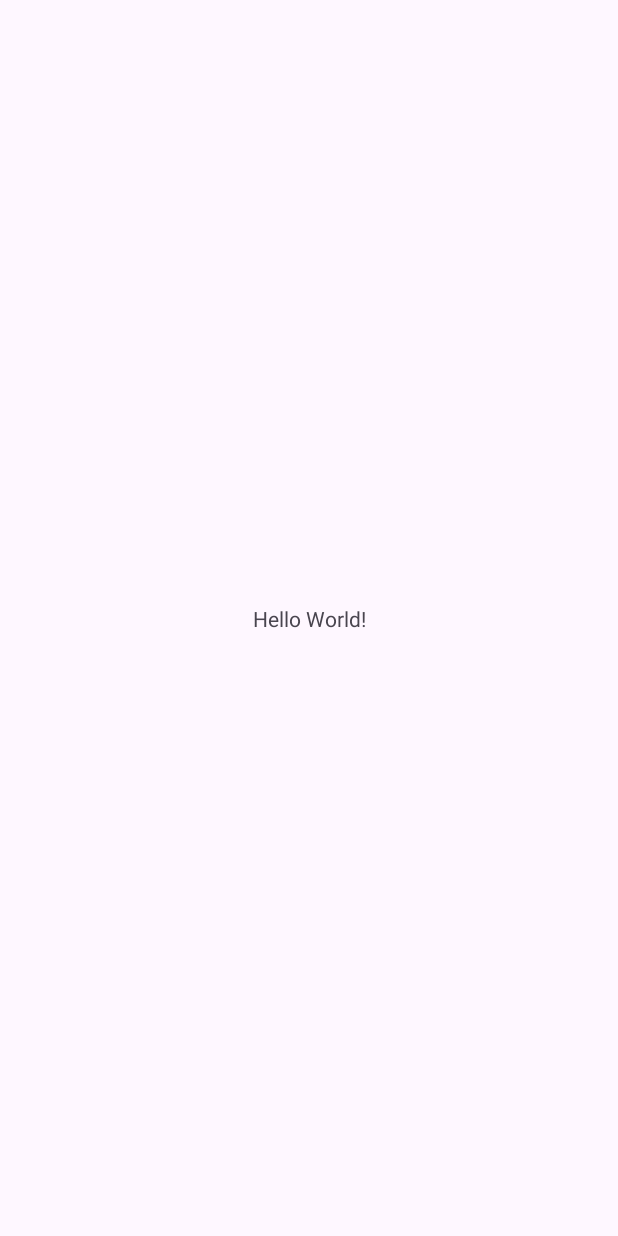
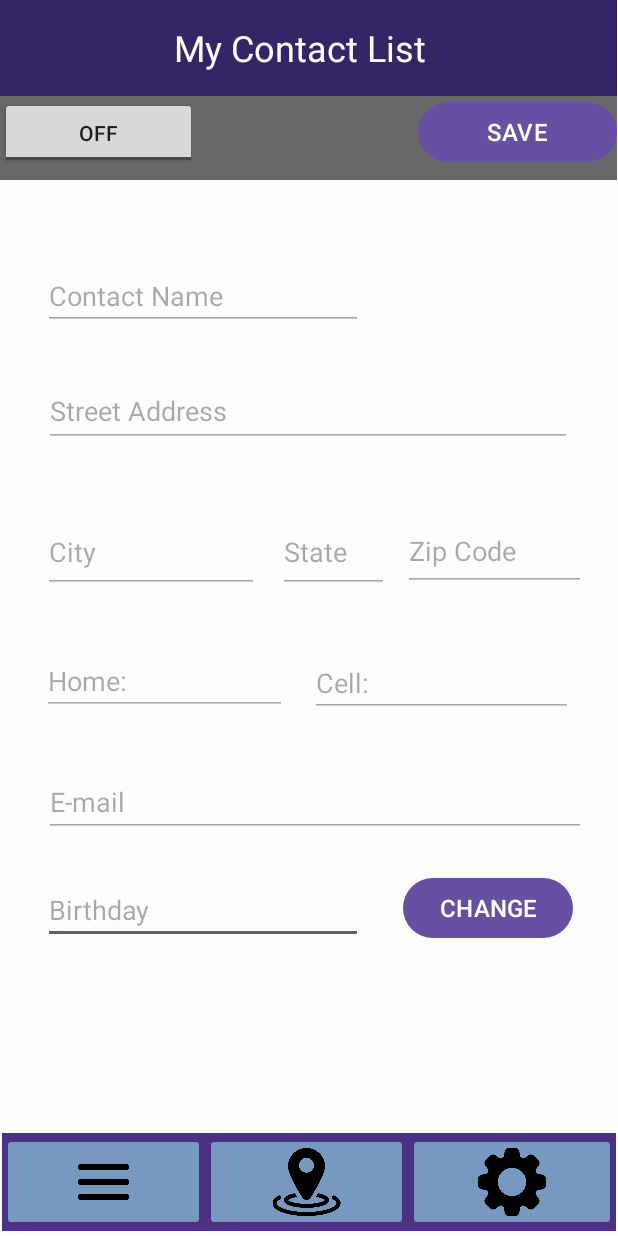
Before and after one commit to etimethedime/MobileAppProject2, an Android app: the screen it shows after launch (MainActivity before the commit, Chapter4_MyContactsActivity after it), on a phone screen of 412 x 824 dp. Before the commit the screen is almost empty. Run offline under Robolectric (Android 15) with nearby library versions, the phone set to English and light mode, and no system bars.

Commit message:
chapter 4 working

```diff
--- a/app/src/main/java/com/example/chapterproject/Chapter4_MyContactsActivity.java
+++ b/app/src/main/java/com/example/chapterproject/Chapter4_MyContactsActivity.java
@@ -1,6 +1,10 @@
 package com.example.chapterproject;
 
+import android.content.Intent;
 import android.os.Bundle;
+import android.widget.EditText;
+import android.widget.ImageButton;
+import android.widget.ToggleButton;
 
 import androidx.activity.EdgeToEdge;
 import androidx.appcompat.app.AppCompatActivity;
@@ -20,7 +24,68 @@ public class Chapter4_MyContactsActivity extends AppCompatActivity {
             v.setPadding(systemBars.left, systemBars.top, systemBars.right, systemBars.bottom);
             return insets;
         });
+
+        initContactListButton();
+        initMapButton();
+        initSettingsButton();
+        initToggleButton();
+        setForEditing(false);
+
     }
 
+    private void initContactListButton() {
+        ImageButton contactListButton = findViewById(R.id.contactListButton);
+        contactListButton.setOnClickListener(v -> {
+            Intent listIntent = new Intent(Chapter4_MyContactsActivity.this, Chapter4_ContactListActivity.class);
+            listIntent.setFlags(Intent.FLAG_ACTIVITY_CLEAR_TOP);
+            startActivity(listIntent);
+        });
+    }
+    private void initMapButton() {
+        ImageButton mapButton = findViewById(R.id.contactMapButton);
+        mapButton.setOnClickListener(v -> {
+            Intent listIntent = new Intent(Chapter4_MyContactsActivity.this, Chapter4_MapActivity.class);
+            listIntent.setFlags(Intent.FLAG_ACTIVITY_CLEAR_TOP);
+            startActivity(listIntent);
+        });
+    }
+    private void initSettingsButton() {
+        ImageButton settingsButton = findViewById(R.id.contactSettingsButton);
+        settingsButton.setOnClickListener(v -> {
+            Intent listIntent = new Intent(Chapter4_MyContactsActivity.this, Chapter4_SettingsActivity.class);
+            listIntent.setFlags(Intent.FLAG_ACTIVITY_CLEAR_TOP);
+            startActivity(listIntent);
+        });
+    }
 
+    private void initToggleButton() {
+        ToggleButton toggleButton = findViewById(R.id.onOffButton);
+        toggleButton.setOnClickListener(v -> {
+            setForEditing(toggleButton.isChecked());
+        });
+    }
+    private void setForEditing(boolean enabled) {
+       EditText editName = findViewById(R.id.nameText);
+       EditText editStreet = findViewById(R.id.streetText);
+       EditText editCity = findViewById(R.id.cityText);
+       EditText editState = findViewById(R.id.stateText);
+       EditText editZipcode = findViewById(R.id.zipcodeText);
+       EditText editCell = findViewById(R.id.cellNumberText);
+       EditText editHome = findViewById(R.id.homePhoneText);
+       EditText editEmail = findViewById(R.id.emailText);
+
+       editName.setEnabled(enabled);
+       editStreet.setEnabled(enabled);
+       editCity.setEnabled(enabled);
+       editState.setEnabled(enabled);
+       editZipcode.setEnabled(enabled);
+       editCell.setEnabled(enabled);
+       editHome.setEnabled(enabled);
+       editEmail.setEnabled(enabled);
+
+       if (enabled) {
+           editName.requestFocus();
+       }
+
+    }
 }
--- a/app/src/main/java/com/example/chapterproject/MainActivity.java
+++ b/app/src/main/java/com/example/chapterproject/MainActivity.java
@@ -21,4 +21,6 @@ public class MainActivity extends AppCompatActivity {
             return insets;
         });
     }
+
+
 }
--- a/app/src/main/res/layout/activity_chapter4_my_contacts.xml
+++ b/app/src/main/res/layout/activity_chapter4_my_contacts.xml
@@ -21,7 +21,7 @@
         app:layout_constraintVertical_bias="0.996">
 
         <ImageButton
-            android:id="@+id/imageButton6"
+            android:id="@+id/contactListButton"
             android:layout_width="73dp"
             android:layout_height="match_parent"
             android:layout_weight="1"
@@ -31,7 +31,7 @@
             android:src="@drawable/menu" />
 
         <ImageButton
-            android:id="@+id/imageButton5"
+            android:id="@+id/contactMapButton"
             android:layout_width="73dp"
             android:layout_height="match_parent"
             android:layout_weight="1"
@@ -41,12 +41,13 @@
             android:src="@drawable/location" />
 
         <ImageButton
-            android:id="@+id/imageButton7"
+            android:id="@+id/contactSettingsButton"
             android:layout_width="76dp"
             android:layout_height="match_parent"
             android:layout_weight="1"
             android:backgroundTint="#7799BF"
             android:backgroundTintMode="src_in"
+            android:contentDescription="Settings Button"
             android:scaleType="fitCenter"
             android:src="@drawable/settings" />
 
@@ -137,7 +138,7 @@
         app:layout_constraintVertical_bias="0.443" />
 
     <EditText
-        android:id="@+id/StateText"
+        android:id="@+id/stateText"
         android:layout_width="74dp"
         android:layout_height="54dp"
         android:ems="10"
@@ -202,7 +203,7 @@
             android:orientation="horizontal">
 
             <ToggleButton
-                android:id="@+id/OnOffButton"
+                android:id="@+id/onOffButton"
                 android:layout_width="wrap_content"
                 android:layout_height="wrap_content"
                 android:layout_weight="1"
@@ -231,17 +232,25 @@
         android:ems="10"
         android:hint="Birthday"
         android:inputType="date"
-        tools:layout_editor_absoluteX="29dp"
-        tools:layout_editor_absoluteY="514dp" />
+        app:layout_constraintBottom_toBottomOf="parent"
+        app:layout_constraintEnd_toEndOf="parent"
+        app:layout_constraintHorizontal_bias="0.144"
+        app:layout_constraintStart_toStartOf="parent"
+        app:layout_constraintTop_toTopOf="parent"
+        app:layout_constraintVertical_bias="0.75" />
 
     <Button
-        android:id="@+id/saveButton"
+        android:id="@+id/changeBirthdayButton"
         android:layout_width="wrap_content"
         android:layout_height="wrap_content"
         android:layout_weight="1"
         android:text="CHANGE"
         android:textSize="16sp"
-        tools:layout_editor_absoluteX="271dp"
-        tools:layout_editor_absoluteY="515dp" />
+        app:layout_constraintBottom_toBottomOf="parent"
+        app:layout_constraintEnd_toEndOf="parent"
+        app:layout_constraintHorizontal_bias="0.899"
+        app:layout_constraintStart_toStartOf="parent"
+        app:layout_constraintTop_toTopOf="parent"
+        app:layout_constraintVertical_bias="0.749" />
 
 </androidx.constraintlayout.widget.ConstraintLayout>
```
Also changed, not shown: app/src/main/AndroidManifest.xml (+5 -5 lines).
